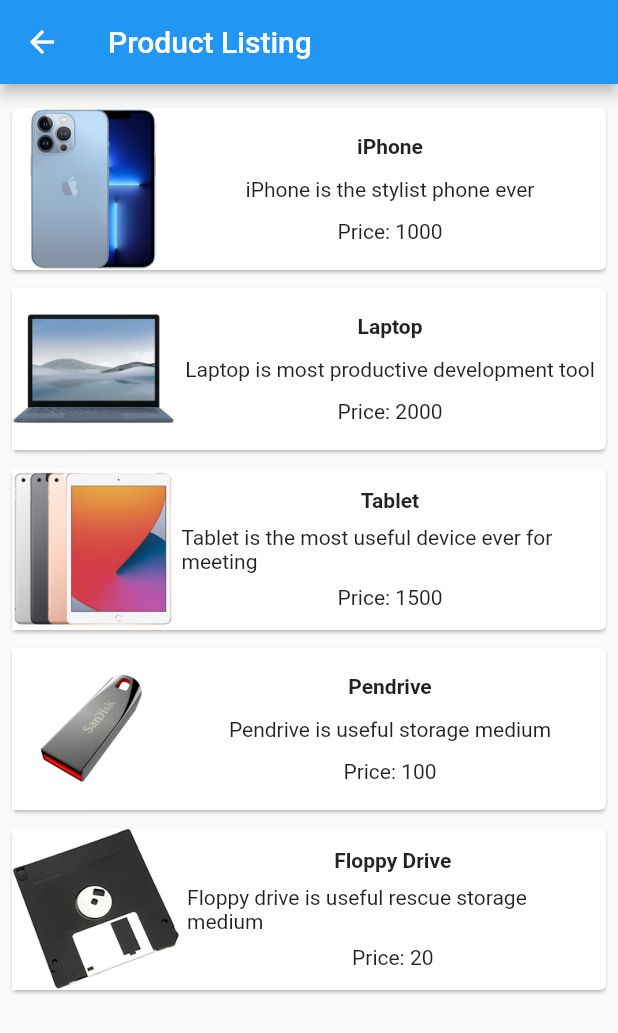
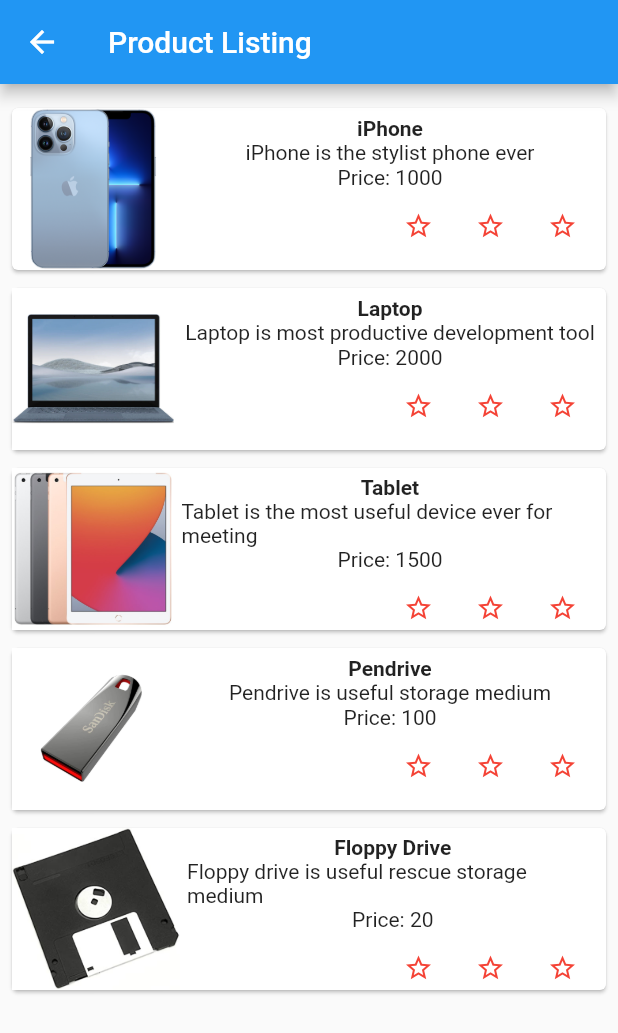
Before and after one commit to vietvuive579/flutter_loginScreen, a Flutter app: the screen it shows after launch, after a tap on "LOGIN", on a phone screen of 412 x 824 dp. Shown: the top 1033 px of the screen. Run offline on Flutter 3.47's test engine with Material 2 defaults, Android fonts, the phone set to English and light mode, and no system bars.

Commit message:
add rate function

```diff
--- a/lib/change_screen.dart
+++ b/lib/change_screen.dart
@@ -1,9 +1,11 @@
 import 'package:flutter/material.dart';
+import 'package:login_screen/ratingProduct.dart';
 
 class changeScreen extends StatelessWidget {
   @override
   Widget build(BuildContext context) {
     return Scaffold(
+      resizeToAvoidBottomInset: false,
       appBar: AppBar(title: Text("Product Listing")),
       body: ListView(
         shrinkWrap: true,
@@ -21,8 +23,7 @@ class changeScreen extends StatelessWidget {
             image: "laptop.jpg"),
           ProductBox(
             name: "Tablet",
-                description:
-                    "Tablet is the most useful device ever for meeting",
+            description: "Tablet is the most useful device ever for meeting",
             price: 1500,
             image: "tablet.jpg"),
           ProductBox(
@@ -36,7 +37,8 @@ class changeScreen extends StatelessWidget {
             price: 20,
             image: "floppyDisk.jpg"),
         ],
-        ));
+      )
+    );
   }
 }
 
@@ -74,6 +76,7 @@ class ProductBox extends StatelessWidget {
                     Text(
                       "Price: " + this.price.toString(),
                     ),
+                    RatingBox(),
                   ],
                 ),
               ),
--- a/lib/login_screen.dart
+++ b/lib/login_screen.dart
@@ -2,6 +2,7 @@ import 'package:flutter/material.dart';
 import 'package:flutter/services.dart';
 import 'package:login_screen/constants.dart';
 import 'package:login_screen/change_screen.dart';
+
 
 class LoginScreen extends StatefulWidget {
   @override
@@ -250,6 +251,7 @@ class _LoginScreenState extends State<LoginScreen> {
   @override
   Widget build(BuildContext context) {
     return Scaffold(
+      resizeToAvoidBottomInset: false,
       body: AnnotatedRegion<SystemUiOverlayStyle>(
         value: SystemUiOverlayStyle.light,
         child: GestureDetector(
```
Lines whose indentation alone changed are shown as unchanged.
